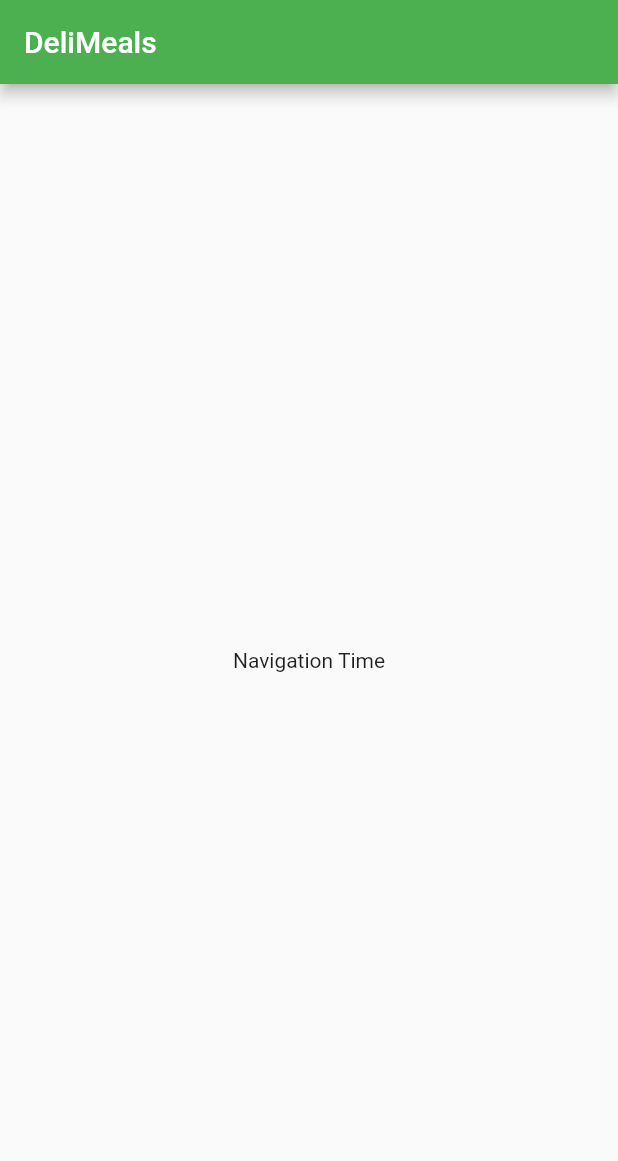
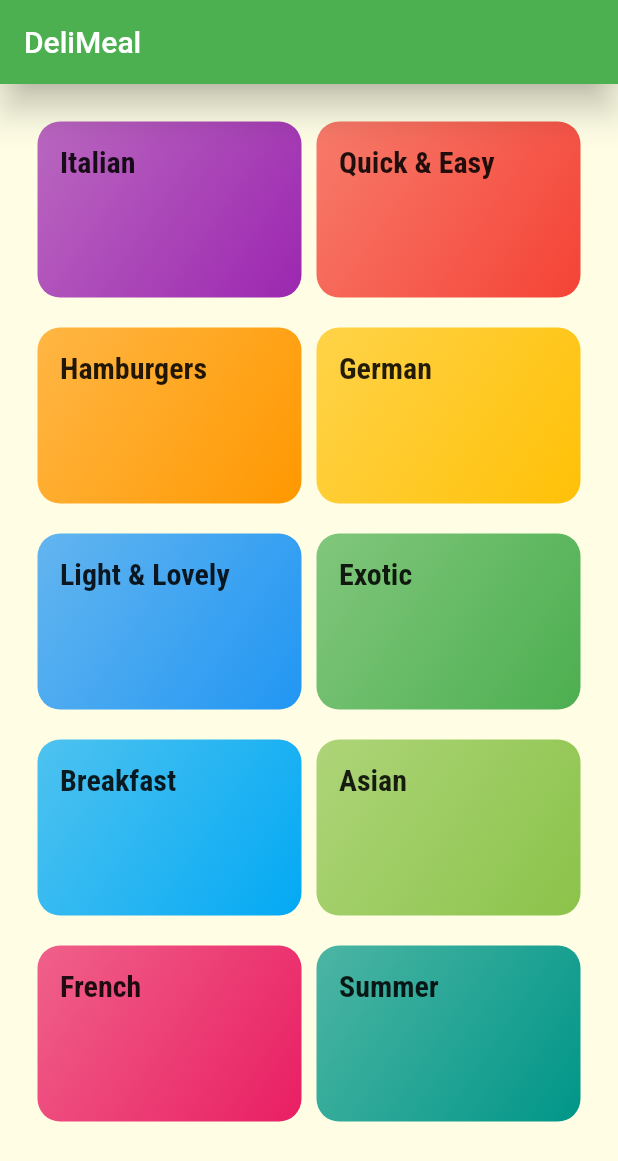
Before and after one commit to Shunsuke-Torus/Meal_app, a Flutter app: the screen it shows after launch, on a phone screen of 412 x 824 dp. Shown: the top 1161 px of the screen. Run offline on Flutter 3.47's test engine with Material 2 defaults, Android fonts, the phone set to English and light mode, and no system bars.

Commit message:
Add:DeliMeal UI

```diff
--- /dev/null
+++ b/lib/categories_screen.dart
@@ -0,0 +1,43 @@
+// カテゴリー画面
+import 'package:flutter/material.dart';
+import './dummy_data.dart';
+import './category_item.dart';
+
+class CategoriesScreen extends StatelessWidget {
+  @override
+  Widget build(BuildContext context) {
+    // 全てのカテゴリーを含むgridを戻り値にする
+    // grid = 複数の項目が隣り合わせに配置される
+    // ListView = 項目を並べないリスト
+    // GridView = 項目を並べたいリスト
+    return Scaffold(
+      appBar: AppBar(
+        title: const Text("DeliMeal"),
+        elevation: 10,
+        centerTitle: false,
+        backgroundColor: Theme.of(context).colorScheme.primary,
+      ),
+      body: GridView(
+        padding: const EdgeInsets.all(25),
+        //  gridもListViewと一緒 デフォルトスクロール可能
+        // レイアウトを担当　クラスに移譲する
+        gridDelegate: const SliverGridDelegateWithMaxCrossAxisExtent(
+          // 1つのオブジェクトにどのくらいの幅を割り当てるのか
+          maxCrossAxisExtent: 200,
+          childAspectRatio: 1.5,
+          // グリッド内の列の間に対して
+          crossAxisSpacing: 10,
+          // グリッド内の行の間にどのくらいの距離をとるか
+          mainAxisSpacing: 20,
+        ),
+        children: DUMMY_CATEGORIES.map((catData) {
+          return CategoryItem(
+            id: catData.id,
+            title: catData.title,
+            color: catData.color,
+          );
+        }).toList(),
+      ),
+    );
+  }
+}
--- /dev/null
+++ b/lib/category_item.dart
@@ -0,0 +1,52 @@
+// GridView カテゴリー項目画面
+
+import 'package:cook_app/category_meals_screen.dart';
+import 'package:flutter/material.dart';
+
+import './category_meals_screen.dart';
+
+class CategoryItem extends StatelessWidget {
+  final String id;
+  final String title;
+  final Color color;
+  const CategoryItem(
+      {required this.id, required this.title, required this.color});
+
+  void selectCategory(BuildContext ctx) {
+    Navigator.of(ctx).push(
+      MaterialPageRoute(
+        builder: (_) {
+          return CategoryMealsScreen(
+            categoryId: id,
+            categoryTitle: title,
+          );
+        },
+      ),
+    );
+  }
+
+  @override
+  Widget build(BuildContext context) {
+    return InkWell(
+      // anonymous関数にbindしTrigerされた際に転送
+      onTap: () => selectCategory(context),
+      splashColor: Theme.of(context).colorScheme.secondary,
+      // 箱の形と等しく
+      borderRadius: BorderRadius.circular(15),
+      child: Container(
+        padding: const EdgeInsets.all(15),
+        decoration: BoxDecoration(
+            gradient: LinearGradient(
+              colors: [
+                color.withOpacity(0.7),
+                color,
+              ],
+              begin: Alignment.topLeft,
+              end: Alignment.bottomRight,
+            ),
+            borderRadius: BorderRadius.circular(15)),
+        child: Text(title, style: Theme.of(context).textTheme.titleMedium),
+      ),
+    );
+  }
+}
--- /dev/null
+++ b/lib/category_meals_screen.dart
@@ -0,0 +1,22 @@
+import 'package:flutter/material.dart';
+
+class CategoryMealsScreen extends StatelessWidget {
+  final String categoryId;
+  final String categoryTitle;
+  CategoryMealsScreen({
+    required this.categoryId,
+    required this.categoryTitle,
+  });
+  @override
+  Widget build(BuildContext context) {
+    return Scaffold(
+      appBar: AppBar(
+        centerTitle: false,
+        title: Text(categoryTitle),
+      ),
+      body: const Center(
+        child: Text("The Recipes For The Category"),
+      ),
+    );
+  }
+}
--- /dev/null
+++ b/lib/dummy_data.dart
@@ -0,0 +1,56 @@
+import 'package:flutter/material.dart';
+
+import './models/category.dart';
+
+const DUMMY_CATEGORIES = [
+  Category(
+    id: 'c1',
+    title: 'Italian',
+    color: Colors.purple,
+  ),
+  Category(
+    id: 'c2',
+    title: 'Quick & Easy',
+    color: Colors.red,
+  ),
+  Category(
+    id: 'c3',
+    title: 'Hamburgers',
+    color: Colors.orange,
+  ),
+  Category(
+    id: 'c4',
+    title: 'German',
+    color: Colors.amber,
+  ),
+  Category(
+    id: 'c5',
+    title: 'Light & Lovely',
+    color: Colors.blue,
+  ),
+  Category(
+    id: 'c6',
+    title: 'Exotic',
+    color: Colors.green,
+  ),
+  Category(
+    id: 'c7',
+    title: 'Breakfast',
+    color: Colors.lightBlue,
+  ),
+  Category(
+    id: 'c8',
+    title: 'Asian',
+    color: Colors.lightGreen,
+  ),
+  Category(
+    id: 'c9',
+    title: 'French',
+    color: Colors.pink,
+  ),
+  Category(
+    id: 'c10',
+    title: 'Summer',
+    color: Colors.teal,
+  ),
+];
--- a/lib/main.dart
+++ b/lib/main.dart
@@ -1,3 +1,5 @@
+import 'package:cook_app/categories_screen.dart';
+import 'package:cook_app/category_meals_screen.dart';
 import 'package:flutter/material.dart';
 
 void main() {
@@ -11,31 +13,53 @@
     return MaterialApp(
       title: 'Flutter Demo',
       theme: ThemeData(
-        primarySwatch: Colors.green,
+        canvasColor: Color.fromRGBO(255, 254, 229, 1),
+        colorScheme: ColorScheme.fromSwatch(primarySwatch: Colors.green)
+            .copyWith(secondary: Colors.cyan),
+        // primaryColor: Colors.grey[300],
+        fontFamily: "Raleway",
+        textTheme: ThemeData.light().textTheme.copyWith(
+              // 2021model
+              bodyLarge: const TextStyle(
+                color: Color.fromRGBO(20, 51, 51, 1),
+              ),
+              bodyMedium: const TextStyle(
+                color: Color.fromRGBO(20, 51, 51, 1),
+                fontFamily: "RobotoCondensed",
+              ),
+              titleMedium: const TextStyle(
+                fontSize: 20,
+                fontFamily: "RobotoCondensed",
+                fontWeight: FontWeight.bold,
+              ),
+            ),
       ),
       darkTheme: ThemeData.dark(),
-      home: const MyHomePage(),
+      home: CategoriesScreen(),
+      // routes: {
+      //   "/category-meals": (ctx) => CategoryMealsScreen(categoryId: categoryId, categoryTitle: categoryTitle)
+      // },
     );
   }
 }
 
-class MyHomePage extends StatefulWidget {
-  const MyHomePage({super.key});
+// class MyHomePage extends StatefulWidget {
+//   const MyHomePage({super.key});
 
-  @override
-  State<MyHomePage> createState() => _MyHomePageState();
-}
+//   @override
+//   State<MyHomePage> createState() => _MyHomePageState();
+// }
 
-class _MyHomePageState extends State<MyHomePage> {
-  @override
-  Widget build(BuildContext context) {
-    return Scaffold(
-      appBar: AppBar(
-        title: const Text("DeliMeals"),
-      ),
-      body: const Center(
-        child: Text("Navigation Time"),
-      ),
-    );
-  }
-}
+// class _MyHomePageState extends State<MyHomePage> {
+//   @override
+//   Widget build(BuildContext context) {
+//     return Scaffold(
+//       appBar: AppBar(
+//         title: const Text("DeliMeals"),
+//       ),
+//       body: const Center(
+//         child: Text("Navigation Time"),
+//       ),
+//     );
+//   }
+// }
--- /dev/null
+++ b/lib/models/category.dart
@@ -0,0 +1,12 @@
+import 'package:flutter/material.dart';
+
+class Category {
+  final String id;
+  final String title;
+  final Color color;
+  const Category({
+    required this.id,
+    required this.title,
+    this.color = Colors.blue,
+  });
+}
```
Also changed, not shown: pubspec.yaml (+17 -11 lines), 1 other file.
